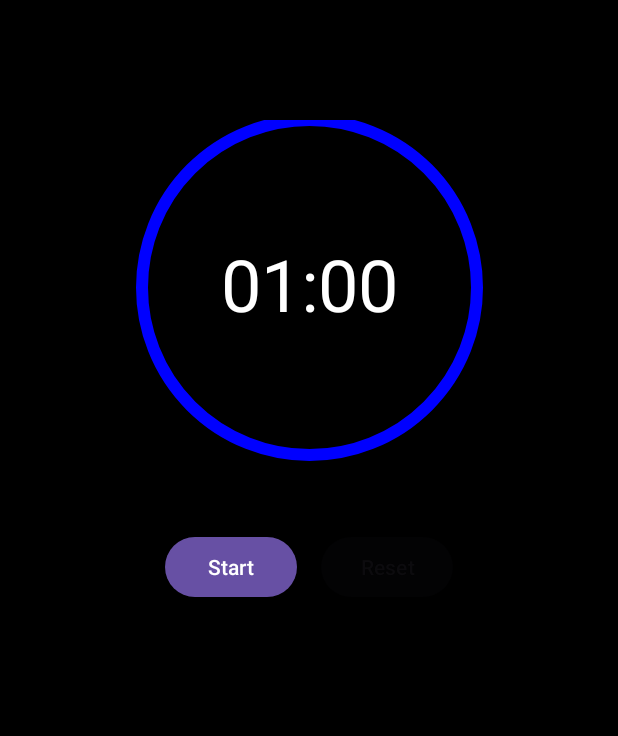
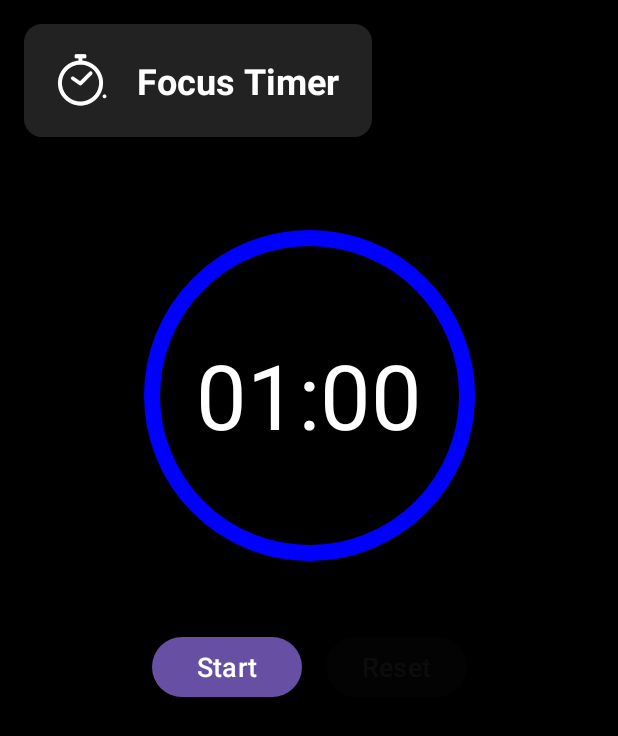
Before and after one commit to OmAmar106/Focus-Timer-Android-Application, an Android app: the screen it shows after launch (MainActivity), after a tap on "Reset", on a phone screen of 412 x 824 dp. Shown: the top 736 px of the screen. Run offline under Robolectric (Android 15) with nearby library versions, the phone set to English and light mode, and no system bars; 2 other taps on this screen came first.

Commit message:
added update feature

```diff
--- a/app/src/main/java/com/example/focustimerandroidapplication/CircularCountDownView.kt
+++ b/app/src/main/java/com/example/focustimerandroidapplication/CircularCountDownView.kt
@@ -2,47 +2,134 @@ package com.example.focustimerandroidapplication
 
 import android.content.Context
 import android.graphics.*
+import android.text.Editable
+import android.text.InputType
+import android.text.TextWatcher
 import android.util.AttributeSet
-import android.view.View
+import android.view.Gravity
+import android.view.inputmethod.InputMethodManager
+import android.widget.EditText
+import android.widget.FrameLayout
+import android.widget.LinearLayout
+import android.widget.TextView
 
 class CircularCountdownView @JvmOverloads constructor(
     context: Context, attrs: AttributeSet? = null
-) : View(context, attrs) {
+) : FrameLayout(context, attrs) {
 
     private val arcPaint = Paint().apply {
         color = Color.BLUE
         style = Paint.Style.STROKE
-        strokeWidth = 12f
+        strokeWidth = 16f
+        strokeCap = Paint.Cap.ROUND
         isAntiAlias = true
     }
 
-    private val textPaint = Paint().apply {
-        color = Color.WHITE
-        textSize = 72f
-        isAntiAlias = true
-        textAlign = Paint.Align.CENTER
+    private val minutesInput = EditText(context).apply {
+        setText("01")
+        setTextColor(Color.WHITE)
+        textSize = 60f
+        inputType = InputType.TYPE_CLASS_NUMBER
+        setBackgroundColor(Color.TRANSPARENT)
+        gravity = Gravity.END
+        setSelectAllOnFocus(true)
     }
 
-    private var progress: Float = 1f
-    private var timeText: String = "01:00"
+    private val colon = TextView(context).apply {
+        text = ":"
+        setTextColor(Color.WHITE)
+        textSize = 60f
+        gravity = Gravity.CENTER
+    }
+
+    private val secondsInput = EditText(context).apply {
+        setText("00")
+        setTextColor(Color.WHITE)
+        textSize = 60f
+        inputType = InputType.TYPE_CLASS_NUMBER
+        setBackgroundColor(Color.TRANSPARENT)
+        gravity = Gravity.START
+        setSelectAllOnFocus(true)
+    }
+
+    var onTimeEdited: ((Int, Int) -> Unit)? = null
+    private var progress = 1f
+    private var isEditable = true
+
+    init {
+        setWillNotDraw(false)
+
+        val timeLayout = LinearLayout(context).apply {
+            orientation = LinearLayout.HORIZONTAL
+            gravity = Gravity.CENTER
+            addView(minutesInput)
+            addView(colon)
+            addView(secondsInput)
+        }
+
+        addView(timeLayout, LayoutParams(
+            LayoutParams.WRAP_CONTENT,
+            LayoutParams.WRAP_CONTENT,
+            Gravity.CENTER
+        ))
+
+        val watcher = object : TextWatcher {
+            override fun afterTextChanged(s: Editable?) {
+                if (isEditable) notifyTimeChanged()
+            }
+
+            override fun beforeTextChanged(s: CharSequence?, start: Int, count: Int, after: Int) {}
+            override fun onTextChanged(s: CharSequence?, start: Int, before: Int, count: Int) {}
+        }
+
+        minutesInput.addTextChangedListener(watcher)
+        secondsInput.addTextChangedListener(watcher)
+    }
+
+    private fun notifyTimeChanged() {
+        val min = minutesInput.text.toString().toIntOrNull() ?: 0
+        val sec = secondsInput.text.toString().toIntOrNull() ?: 0
+        onTimeEdited?.invoke(min, sec)
+    }
 
     fun setProgress(p: Float) {
-        progress = p
+        progress = p.coerceIn(0f, 1f)
         invalidate()
     }
 
-    fun setTimeText(t: String) {
-        timeText = t
-        invalidate()
+    fun setTime(min: Int, sec: Int) {
+        isEditable = false
+        minutesInput.setText(String.format("%02d", min))
+        secondsInput.setText(String.format("%02d", sec))
+        isEditable = true
+    }
+
+    fun setTimeText(text: String) {
+        val parts = text.split(":")
+        if (parts.size == 2) {
+            setTime(parts[0].toIntOrNull() ?: 0, parts[1].toIntOrNull() ?: 0)
+        }
+    }
+
+    fun setEditable(editable: Boolean) {
+        isEditable = editable
+        minutesInput.isEnabled = editable
+        secondsInput.isEnabled = editable
+        if (!editable) {
+            minutesInput.clearFocus()
+            secondsInput.clearFocus()
+            val imm = context.getSystemService(Context.INPUT_METHOD_SERVICE) as InputMethodManager
+            imm.hideSoftInputFromWindow(windowToken, 0)
+        }
     }
 
     override fun onDraw(canvas: Canvas) {
         super.onDraw(canvas)
-        val radius = width / 2f - 20f
+        val radius = width / 2f - 30f
         val cx = width / 2f
-        val cy = height / 2f - 20f
+        val cy = height / 2f
         val rect = RectF(cx - radius, cy - radius, cx + radius, cy + radius)
-        canvas.drawArc(rect, -90f, -progress * 360, false, arcPaint)
-        canvas.drawText(timeText, cx, cy + textPaint.textSize / 3, textPaint)
+        val sweep = -progress * 360f
+        canvas.drawArc(rect, -90f, sweep, false, arcPaint)
     }
 }
--- a/app/src/main/java/com/example/focustimerandroidapplication/MainActivity.kt
+++ b/app/src/main/java/com/example/focustimerandroidapplication/MainActivity.kt
@@ -4,10 +4,12 @@ import android.app.NotificationManager
 import android.content.Context
 import android.content.Intent
 import android.graphics.Color
-import android.os.Build
-import android.os.Bundle
-import android.os.CountDownTimer
+import android.os.*
 import android.provider.Settings
+import android.text.Editable
+import android.text.InputType
+import android.text.TextWatcher
+import android.view.inputmethod.InputMethodManager
 import android.widget.Button
 import androidx.appcompat.app.AppCompatActivity
 import androidx.core.content.ContextCompat
@@ -17,14 +19,12 @@ class MainActivity : AppCompatActivity() {
     private lateinit var circularView: CircularCountdownView
     private lateinit var startButton: Button
     private lateinit var resetButton: Button
+
     private var timer: CountDownTimer? = null
-
     private var initialTime = 60000L
     private var totalTime = initialTime
-    private var prev = initialTime
     private var timeLeft = totalTime
     private var isTimerRunning = false
-    private var isTimerPaused = false
 
     override fun onCreate(savedInstanceState: Bundle?) {
         super.onCreate(savedInstanceState)
@@ -34,23 +34,16 @@ class MainActivity : AppCompatActivity() {
         circularView = findViewById(R.id.circularCountdown)
         startButton = findViewById(R.id.startButton)
         resetButton = findViewById(R.id.stopButton)
+
         resetButton.text = "Reset"
         resetButton.isEnabled = false
 
-        if (savedInstanceState != null) {
-            timeLeft = savedInstanceState.getLong("timeLeft", totalTime)
-            isTimerRunning = savedInstanceState.getBoolean("isRunning", false)
-            if (isTimerRunning) {
-                startTimer(timeLeft)
-                startButton.text = "Pause"
-                resetButton.isEnabled = true
-//                val k = 1
-//                circularView.setProgress(k.toFloat())
-            } else {
-                val seconds = timeLeft / 1000
-                circularView.setTimeText(String.format("%02d:%02d", seconds / 60, seconds % 60))
-                circularView.setProgress(timeLeft.toFloat() / totalTime)
-            }
+        circularView.onTimeEdited = { minutes, seconds ->
+            val newTime = (minutes * 60 + seconds) * 1000L
+            initialTime = newTime
+            totalTime = newTime
+            timeLeft = newTime
+            circularView.setProgress(1f)
         }
 
         startButton.setOnClickListener {
@@ -69,26 +62,18 @@ class MainActivity : AppCompatActivity() {
         }
     }
 
-    override fun onSaveInstanceState(outState: Bundle) {
-        super.onSaveInstanceState(outState)
-        outState.putLong("timeLeft", timeLeft)
-        outState.putBoolean("isRunning", isTimerRunning)
-    }
-
-    private fun startTimer(startTime: Long, isTimerPaused1: Boolean = false) {
+    private fun startTimer(startTime: Long) {
         requestDnd(true)
         setStatusBarColor(Color.parseColor("#FF69B4"))
         isTimerRunning = true
-        isTimerPaused = false
-        if (isTimerPaused1) {
-            prev = startTime
-        }
+
         timer = object : CountDownTimer(startTime, 1000) {
             override fun onTick(millisUntilFinished: Long) {
+                circularView.setEditable(false)
                 timeLeft = millisUntilFinished
                 val seconds = millisUntilFinished / 1000
-                circularView.setTimeText(String.format("%02d:%02d", seconds / 60, seconds % 60))
-                circularView.setProgress(millisUntilFinished.toFloat() / totalTime)
+                circularView.setTime((seconds / 60).toInt(), (seconds % 60).toInt())
+                circularView.setProgress((millisUntilFinished-1000).toFloat() / totalTime)
             }
 
             override fun onFinish() {
@@ -100,38 +85,31 @@ class MainActivity : AppCompatActivity() {
     private fun pauseTimer() {
         timer?.cancel()
         isTimerRunning = false
-        isTimerPaused = true
     }
 
     private fun resetTimer() {
+        circularView.setEditable(true)
         timer?.cancel()
         isTimerRunning = false
-        isTimerPaused = false
         timeLeft = initialTime
-        val seconds = initialTime / 1000
-        circularView.setTimeText(String.format("%02d:%02d", seconds / 60, seconds % 60))
+        val seconds = timeLeft / 1000
+        circularView.setTime((seconds / 60).toInt(), (seconds % 60).toInt())
         circularView.setProgress(1f)
-        prev = initialTime
         startButton.text = "Start"
-        startButton.isEnabled = true
         resetButton.isEnabled = false
         requestDnd(false)
         setStatusBarColor(ContextCompat.getColor(this, android.R.color.background_dark))
     }
 
     private fun finishTimer() {
+        circularView.setEditable(true)
         isTimerRunning = false
         circularView.setTimeText("Done!")
         circularView.setProgress(0f)
         startButton.text = "Start"
-        startButton.isEnabled = true
-        resetButton.isEnabled = false
+        resetButton.isEnabled = true
         requestDnd(false)
         setStatusBarColor(ContextCompat.getColor(this, android.R.color.background_dark))
-    }
-
-    override fun onBackPressed() {
-        if (!isTimerRunning) super.onBackPressed()
     }
 
     private fun setStatusBarColor(color: Int) {
@@ -158,4 +136,8 @@ class MainActivity : AppCompatActivity() {
             }
         }
     }
+
+    override fun onBackPressed() {
+        if (!isTimerRunning) super.onBackPressed()
+    }
 }
--- /dev/null
+++ b/app/src/main/res/drawable/logo_background.xml
@@ -0,0 +1,12 @@
+<?xml version="1.0" encoding="utf-8"?>
+<shape xmlns:android="http://schemas.android.com/apk/res/android"
+    android:shape="rectangle">
+
+    <solid android:color="#222222" />
+    <corners android:radius="12dp" />
+    <padding
+        android:left="12dp"
+        android:top="6dp"
+        android:right="12dp"
+        android:bottom="6dp" />
+</shape>
--- a/app/src/main/res/layout/activity_main.xml
+++ b/app/src/main/res/layout/activity_main.xml
@@ -2,40 +2,75 @@
 <androidx.constraintlayout.widget.ConstraintLayout
     xmlns:android="http://schemas.android.com/apk/res/android"
     xmlns:app="http://schemas.android.com/apk/res-auto"
+    xmlns:tools="http://schemas.android.com/tools"
     android:id="@+id/main"
     android:layout_width="match_parent"
     android:layout_height="match_parent"
     android:background="#000000"
-    xmlns:tools="http://schemas.android.com/tools"
     tools:context=".MainActivity">
+
+    <LinearLayout
+        android:id="@+id/logoRow"
+        android:layout_width="wrap_content"
+        android:layout_height="wrap_content"
+        android:orientation="horizontal"
+        android:padding="10dp"
+        android:background="@drawable/logo_background"
+        android:gravity="center_vertical"
+        app:layout_constraintTop_toTopOf="parent"
+        app:layout_constraintStart_toStartOf="parent"
+        android:layout_margin="16dp">
+
+        <ImageView
+            android:id="@+id/logoImage"
+            android:layout_width="55dp"
+            android:layout_height="55dp"
+            android:src="@drawable/logo"
+            android:contentDescription="Logo" />
+
+        <TextView
+            android:id="@+id/logoText"
+            android:layout_width="wrap_content"
+            android:layout_height="wrap_content"
+            android:text="Focus Timer  "
+            android:textColor="@android:color/white"
+            android:textSize="24sp"
+            android:textStyle="bold"
+            android:layout_marginStart="10dp" />
+    </LinearLayout>
 
     <com.example.focustimerandroidapplication.CircularCountdownView
         android:id="@+id/circularCountdown"
         android:layout_width="250dp"
         android:layout_height="250dp"
-        app:layout_constraintTop_toTopOf="parent"
-        android:layout_marginTop="80dp"
+        app:layout_constraintTop_toBottomOf="@id/logoRow"
+        android:layout_marginTop="47dp"
         app:layout_constraintStart_toStartOf="parent"
         app:layout_constraintEnd_toEndOf="parent" />
 
+    <!-- Buttons -->
     <LinearLayout
         android:id="@+id/buttonRow"
         android:layout_width="wrap_content"
         android:layout_height="wrap_content"
         android:orientation="horizontal"
-        android:layout_marginTop="24dp"
+        android:layout_marginTop="32dp"
         app:layout_constraintTop_toBottomOf="@id/circularCountdown"
         app:layout_constraintStart_toStartOf="parent"
         app:layout_constraintEnd_toEndOf="parent">
 
         <Button
+            android:textSize="18sp"
             android:id="@+id/startButton"
             android:layout_width="wrap_content"
             android:layout_height="wrap_content"
             android:text="Start"
-            android:layout_marginEnd="16dp"/>
+            android:minWidth="100dp"
+            android:paddingHorizontal="16dp"
+            android:layout_marginEnd="16dp" />
 
         <Button
+            android:textSize="18sp"
             android:id="@+id/stopButton"
             android:layout_width="wrap_content"
             android:layout_height="wrap_content"
```
Also changed, not shown: app/src/main/res/layout/time_input_dialog.xml (added, +23 -0 lines), app/src/main/res/drawable/logo.png (added).
